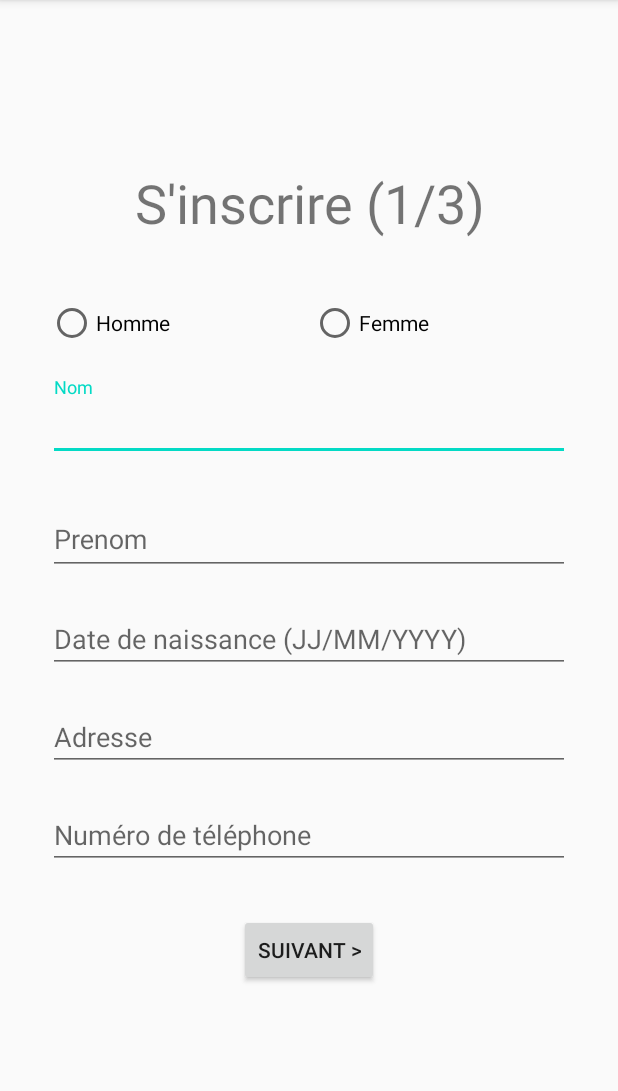
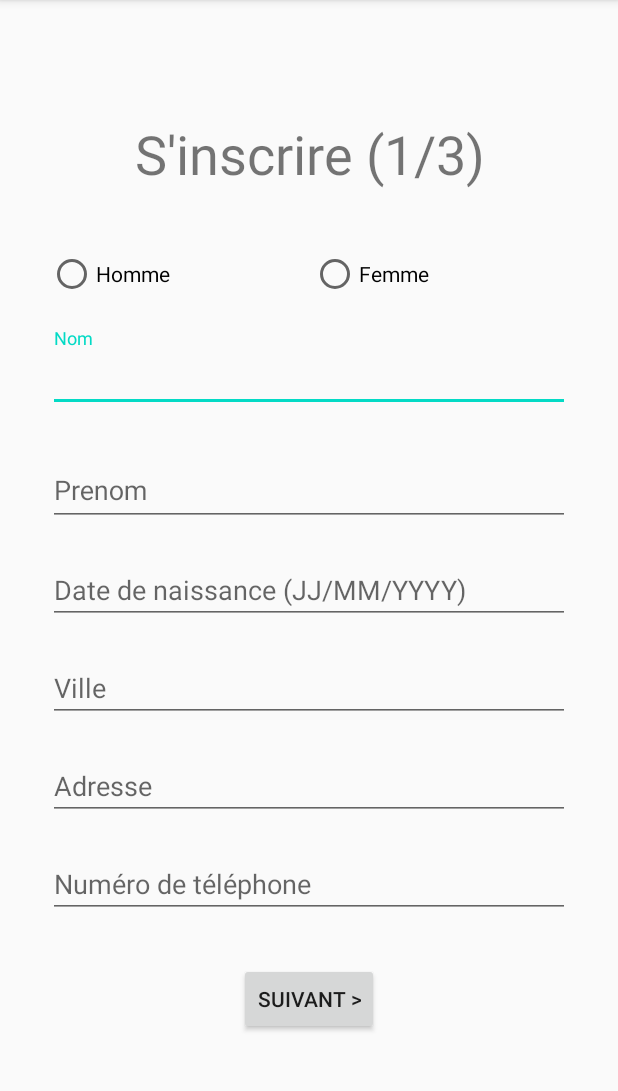
Before and after one commit to Rezappli/Nalone, an Android app: the SignUpActivity screen opened directly, with no data from a screen before it, on a phone screen of 412 x 824 dp, the part 84-1175 px from its top. Run offline under Robolectric (Android 15) with nearby library versions, the phone set to English and light mode, and no system bars.

Commit message:
Connexion + Inscription 1&2 avec erreurs V2

```diff
--- a/app/src/main/AndroidManifest.xml
+++ b/app/src/main/AndroidManifest.xml
@@ -9,7 +9,8 @@
         android:roundIcon="@mipmap/ic_launcher_round"
         android:supportsRtl="true"
         android:theme="@style/AppTheme">
-        <activity android:name=".SignUpActivityTwo"></activity>
+        <activity android:name=".SignUpActivityThree"></activity>
+        <activity android:name=".SignUpActivityTwo" />
         <activity android:name=".SignUpActivity" />
         <activity android:name=".MainActivity">
             <intent-filter>
--- a/app/src/main/java/com/example/nalone/SignUpActivity.java
+++ b/app/src/main/java/com/example/nalone/SignUpActivity.java
@@ -19,6 +19,7 @@ import java.util.Date;
 public class SignUpActivity extends AppCompatActivity {
     TextInputEditText nom;
     TextInputEditText prenom;
+    EditText ville;
     EditText adresse;
     EditText date;
     EditText numero;
@@ -35,6 +36,7 @@ public class SignUpActivity extends AppCompatActivity {
         buttonSignUpNext = (Button) findViewById(R.id.signUpNext);
         nom = (TextInputEditText) findViewById(R.id.signupNom);
         prenom = (TextInputEditText) findViewById(R.id.signupPrenom);
+        ville = (EditText) findViewById(R.id.singupVille);
         adresse = (EditText) findViewById(R.id.signupAdresse);
         date = (EditText) findViewById(R.id.signupDate);
         numero = (EditText) findViewById(R.id.signupNumero);
@@ -49,6 +51,7 @@ public class SignUpActivity extends AppCompatActivity {
 
                 String nomEntre = nom.getText().toString();
                 String prenomEntre = prenom.getText().toString();
+                String villeEntre = ville.getText().toString();
                 String adresseEntre = adresse.getText().toString();
                 String numeroEntre = numero.getText().toString();
                 String dateEntre = date.getText().toString();
@@ -74,6 +77,11 @@ public class SignUpActivity extends AppCompatActivity {
                     return;
                 }
 
+                if (villeEntre.matches("")){
+                    ville.setError("Entrez votre ville");
+                    return;
+                }
+
                 if (adresseEntre.matches("")){
                     adresse.setError("Entrez votre adresse");
                     return;
--- a/app/src/main/res/layout/activity_signup.xml
+++ b/app/src/main/res/layout/activity_signup.xml
@@ -86,6 +86,15 @@
             android:inputType="date" />
 
         <EditText
+            android:id="@+id/singupVille"
+            android:layout_width="match_parent"
+            android:layout_height="wrap_content"
+            android:layout_marginBottom="20dp"
+            android:ems="10"
+            android:hint="@string/ville"
+            android:inputType="textPostalAddress" />
+
+        <EditText
             android:id="@+id/signupAdresse"
             android:layout_width="match_parent"
             android:layout_height="wrap_content"
--- a/app/src/main/res/values/strings.xml
+++ b/app/src/main/res/values/strings.xml
@@ -13,6 +13,7 @@
     <string name="femme"> Femme </string>
     <string name="nom"> Nom </string>
     <string name="prenom"> Prenom </string>
+    <string name="ville"> Ville </string>
     <string name="adresse"> Adresse </string>
     <string name="date"> Date de naissance (JJ/MM/YYYY) </string>
     <string name="departement"> Département </string>
```
Also changed, not shown: app/src/main/java/com/example/nalone/SignUpActivityThree.java (added, +14 -0 lines), app/src/main/java/com/example/nalone/SignUpActivityTwo.java (+10 -0 lines), app/src/main/res/layout/activity_sign_up_three.xml (added, +9 -0 lines), app/src/main/res/layout/activity_sign_up_two.xml (+10 -10 lines).
